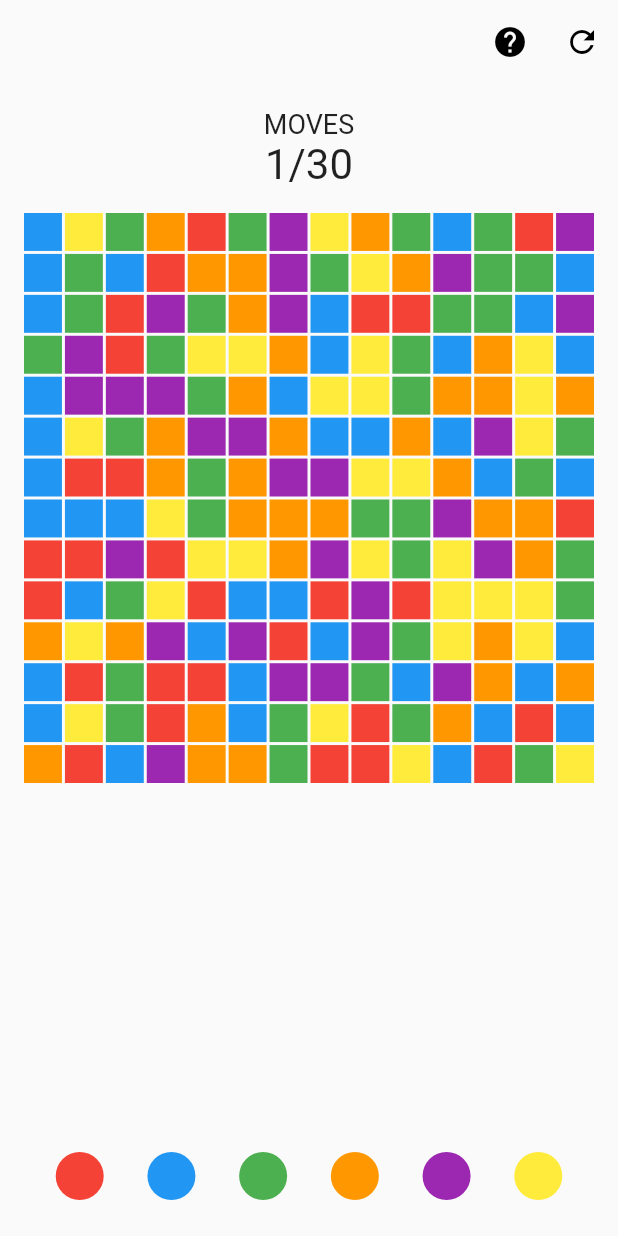
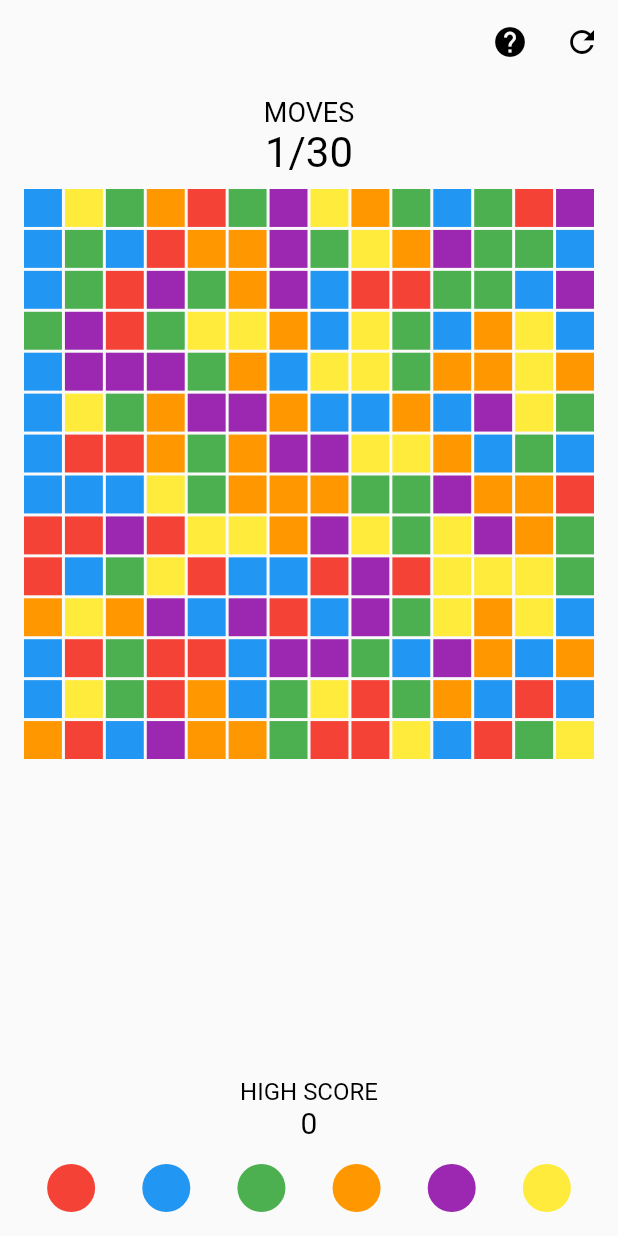
Before and after one commit to kadukeitor/flood, a Flutter app: the screen it shows after launch, item 2 of the bottom bar chosen, on a phone screen of 412 x 824 dp. Run offline on Flutter 3.47's test engine with Material 2 defaults, Android fonts, the phone set to English and light mode, and no system bars; our stand-ins replace shared_preferences; statements that could not run were skipped.

Commit message:
High Score

```diff
--- a/lib/main.dart
+++ b/lib/main.dart
@@ -2,15 +2,16 @@ import 'dart:io';
 import 'dart:math';
 import 'package:flutter/services.dart';
 import 'package:flutter/material.dart';
+import 'package:shared_preferences/shared_preferences.dart';
 
 void main() => runApp(App());
 
 class App extends StatelessWidget {
   @override
-  Widget build(BuildContext context) => FutureBuilder(
+  Widget build(ctx) => FutureBuilder(
       future: SystemChrome.setPreferredOrientations(
           [DeviceOrientation.portraitUp, DeviceOrientation.portraitDown]),
-      builder: (BuildContext context, _) =>
+      builder: (ctx, _) =>
           MaterialApp(home: Game(), debugShowCheckedModeBanner: false));
 }
 
@@ -20,7 +21,7 @@ class Game extends StatefulWidget {
 }
 
 class _Game extends State<Game> {
-  int size = 14, max = 30, moves = 0;
+  int size = 14, max = 30, moves = 0, best = 0;
   List<Color> colors = [
     Colors.red,
     Colors.blue,
@@ -31,7 +32,7 @@ class _Game extends State<Game> {
   ];
   List<List<int>> board = [];
 
-  generate() {
+  gen() {
     List<List<int>> _board = [];
     Random random = new Random.secure();
     for (int i = 0; i < size; i++) {
@@ -45,57 +46,67 @@ class _Game extends State<Game> {
     });
   }
 
-  select(int color) async {
-    if (board[0][0] == color || completed() || loosed()) return false;
+  sel(int color) {
+    if (board[0][0] == color || win() || lose()) return false;
     setState(() {
       moves += 1;
     });
-    paint(0, 0, color);
-    if (completed())
-      dialog(Column(mainAxisSize: MainAxisSize.min, children: [
+    pnt(0, 0, color);
+    if (win())
+      dlg(Column(mainAxisSize: MainAxisSize.min, children: [
         Icon(Icons.sentiment_satisfied, size: 48),
-        text("YOU WIN")
+        txt("YOU WIN")
       ]));
-    if (loosed())
-      dialog(Column(mainAxisSize: MainAxisSize.min, children: [
+    else if (lose())
+      dlg(Column(mainAxisSize: MainAxisSize.min, children: [
         Icon(Icons.sentiment_dissatisfied, size: 48),
-        text("YOU LOOSE")
+        txt("YOU LOSE")
       ]));
   }
 
-  paint(int c, int r, int color) {
+  pnt(int c, int r, int color) {
     int oldColor = board[c][r];
     setState(() {
       board[c][r] = color;
     });
-    if (c - 1 >= 0 && board[c - 1][r] == oldColor) paint(c - 1, r, color);
-    if (r + 1 < size && board[c][r + 1] == oldColor) paint(c, r + 1, color);
-    if (c + 1 < size && board[c + 1][r] == oldColor) paint(c + 1, r, color);
-    if (r - 1 >= 0 && board[c][r - 1] == oldColor) paint(c, r - 1, color);
+    if (c - 1 >= 0 && board[c - 1][r] == oldColor) pnt(c - 1, r, color);
+    if (r + 1 < size && board[c][r + 1] == oldColor) pnt(c, r + 1, color);
+    if (c + 1 < size && board[c + 1][r] == oldColor) pnt(c + 1, r, color);
+    if (r - 1 >= 0 && board[c][r - 1] == oldColor) pnt(c, r - 1, color);
   }
 
-  loosed() => moves >= max;
+  lose() => moves >= max;
 
-  completed() {
+  win() {
     int color = board[0][0];
     for (int i = 0; i < size; i++)
       for (int j = 0; j < size; j++) if (color != board[i][j]) return false;
+    if (best == null || moves < best) {
+      setState(() => best = moves);
+      SharedPreferences.getInstance()
+          .then((prefs) => prefs.setInt('best', moves));
+    }
     return true;
   }
 
-  text(s, [f = 14.0]) => Text(s, style: TextStyle(fontSize: f));
+  pad(c, [p = 8.0]) => Padding(padding: EdgeInsets.all(p), child: c);
 
-  dialog(w) =>
+  txt(s, [f = 14.0]) =>
+      Text(s, style: TextStyle(fontSize: f, color: Colors.black));
+
+  dlg(w) =>
       showDialog(context: context, builder: (_) => AlertDialog(content: w));
 
   @override
   void initState() {
     super.initState();
-    generate();
+    gen();
+    SharedPreferences.getInstance()
+        .then((prefs) => setState(() => best = prefs.get('best')));
   }
 
   @override
-  Widget build(BuildContext context) {
+  Widget build(BuildContext ctx) {
     return Scaffold(
       appBar: AppBar(
         backgroundColor: Colors.transparent,
@@ -105,27 +116,23 @@ class _Game extends State<Game> {
         actions: <Widget>[
           IconButton(
               icon: Icon(Icons.help),
-              onPressed: () => dialog(
+              onPressed: () => dlg(
                   Image.asset('assets/images/help.png', fit: BoxFit.contain))),
-          IconButton(icon: Icon(Icons.refresh), onPressed: () => generate())
+          IconButton(icon: Icon(Icons.refresh), onPressed: () => gen())
         ],
       ),
-      body: Padding(
-        padding: EdgeInsets.all(16),
-        child: Column(
+      body: pad(
+        Column(
           mainAxisAlignment: MainAxisAlignment.spaceEvenly,
-          children: <Widget>[
-            Padding(
-              padding: EdgeInsets.only(bottom: 16),
-              child: Column(
-                children: <Widget>[
-                  text('MOVES', 18.0),
-                  text(moves.toString() + '/' + max.toString(), 28.0)
+          children: [
+            Column(
+              children: [
+                txt('MOVES', 18.0),
+                txt(moves.toString() + '/' + max.toString(), 28.0)
               ],
             ),
-            ),
             Flexible(
-              child: GridView.count(
+                child: pad(GridView.count(
                     primary: false,
                     mainAxisSpacing: 2,
                     crossAxisSpacing: 2,
@@ -135,8 +142,11 @@ class _Game extends State<Game> {
                         .toList()
                         .map((int v) =>
                             GridTile(child: Container(color: colors[v])))
-                      .toList()),
-            ),
+                        .toList()))),
+            pad(Column(children: [
+              txt('HIGH SCORE', 16.0),
+              txt((best ?? '-').toString(), 20.0)
+            ])),
             Row(
               mainAxisAlignment: MainAxisAlignment.spaceEvenly,
               children: colors
@@ -146,7 +156,7 @@ class _Game extends State<Game> {
                           elevation: 0,
                           color: color,
                           shape: CircleBorder(),
-                          onPressed: () => select(
+                          onPressed: () => sel(
                               colors.indexWhere((_color) => _color == color)))))
                   .toList(),
             )
--- a/pubspec.yaml
+++ b/pubspec.yaml
@@ -15,6 +15,7 @@ environment:
 dependencies:
   flutter:
     sdk: flutter
+  shared_preferences: 0.5.1+1
   # The following adds the Cupertino Icons font to your application.
   # Use with the CupertinoIcons class for iOS style icons.
   cupertino_icons: 0.1.2
```
Lines whose indentation alone changed are shown as unchanged.
